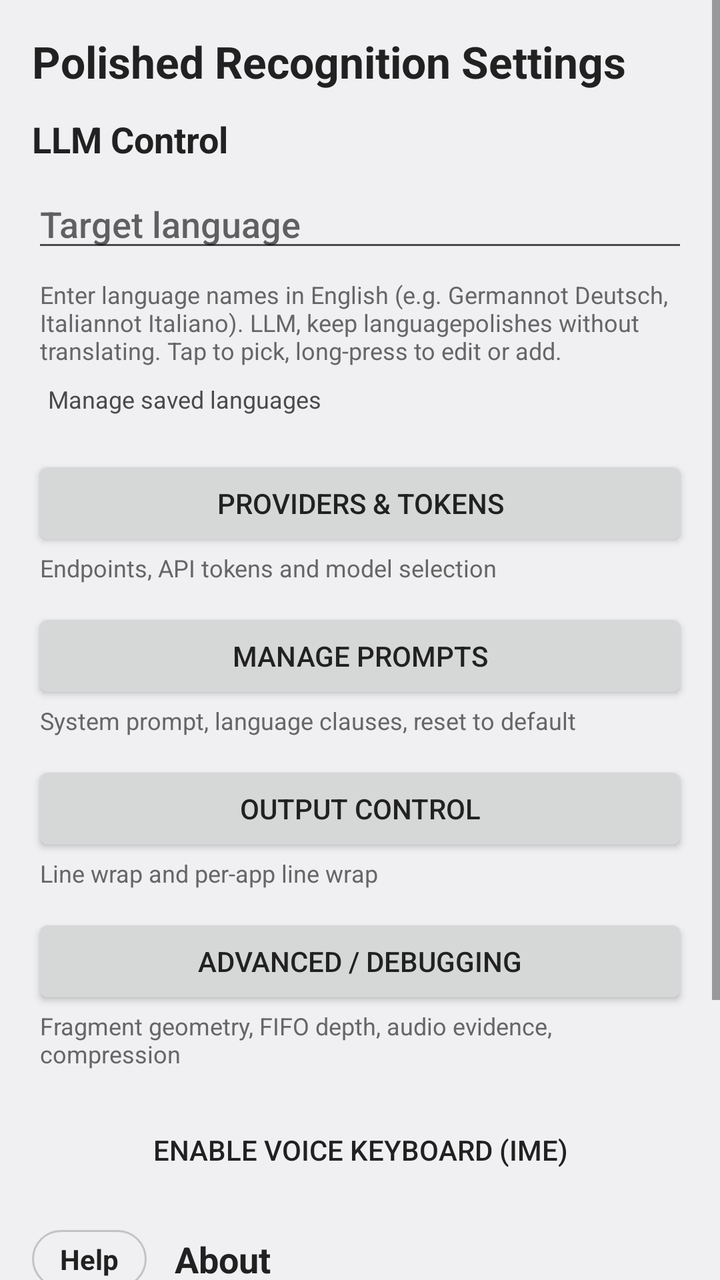
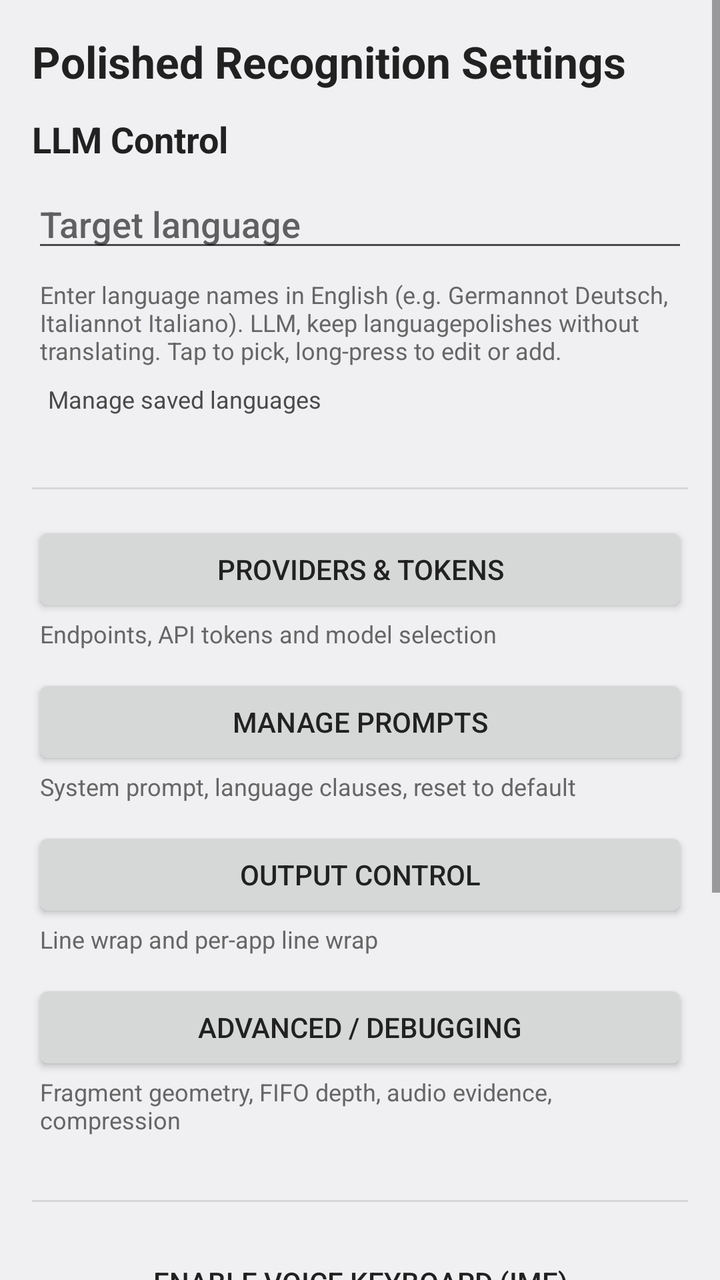

An Android layout rendered at two revisions. The XML below is the earlier revision; the diff shows what the commit changed to produce the second picture.
<!-- AndroidManifest.xml: activity theme Theme.PolishedRecognition.Plain -->
<!-- res/layout/activity_settings.xml -->
<?xml version="1.0" encoding="utf-8"?>
<ScrollView xmlns:android="http://schemas.android.com/apk/res/android"
    android:layout_width="match_parent"
    android:layout_height="match_parent"
    android:fillViewport="true">

    <LinearLayout
        android:layout_width="match_parent"
        android:layout_height="wrap_content"
        android:orientation="vertical"
        android:padding="16dp">

        
        <TextView
            android:layout_width="match_parent"
            android:layout_height="wrap_content"
            android:text="@string/settings_title"
            android:textSize="22sp"
            android:textStyle="bold"
            android:textColor="?android:attr/textColorPrimary"
            android:layout_marginBottom="12dp" />

        
        <TextView
            android:layout_width="match_parent"
            android:layout_height="wrap_content"
            android:text="@string/settings_section_llm_control"
            android:textSize="18sp"
            android:textStyle="bold"
            android:textColor="?android:attr/textColorPrimary"
            android:layout_marginBottom="8dp" />

        <AutoCompleteTextView
            android:id="@+id/target_language"
            android:layout_width="match_parent"
            android:layout_height="wrap_content"
            android:hint="@string/target_language"
            android:inputType="text"
            android:completionThreshold="1"
            android:focusable="false"
            android:cursorVisible="false"
            android:layout_marginBottom="4dp" />

        <TextView
            android:id="@+id/target_language_explanation"
            android:layout_width="match_parent"
            android:layout_height="wrap_content"
            android:text="@string/target_language_hint"
            android:textSize="12sp"
            android:textColor="?android:attr/textColorTertiary"
            android:layout_marginStart="4dp"
            android:layout_marginTop="4dp"
            android:layout_marginBottom="4dp" />

        <TextView
            android:id="@+id/manage_custom_languages"
            android:layout_width="wrap_content"
            android:layout_height="wrap_content"
            android:text="@string/manage_custom_languages"
            android:textSize="12sp"
            android:textColor="?android:attr/textColorSecondary"
            android:clickable="true"
            android:focusable="true"
            android:padding="4dp"
            android:layout_marginStart="4dp"
            android:layout_marginBottom="16dp" />

        
        <Button
            android:id="@+id/category_providers"
            android:layout_width="match_parent"
            android:layout_height="wrap_content"
            android:text="@string/settings_category_providers" />

        <TextView
            android:layout_width="match_parent"
            android:layout_height="wrap_content"
            android:text="@string/settings_category_providers_desc"
            android:textSize="12sp"
            android:textColor="?android:attr/textColorTertiary"
            android:layout_marginStart="4dp"
            android:layout_marginBottom="12dp" />

        <Button
            android:id="@+id/category_prompts"
            android:layout_width="match_parent"
            android:layout_height="wrap_content"
            android:text="@string/settings_category_prompts" />

        <TextView
            android:layout_width="match_parent"
            android:layout_height="wrap_content"
            android:text="@string/settings_category_prompts_desc"
            android:textSize="12sp"
            android:textColor="?android:attr/textColorTertiary"
            android:layout_marginStart="4dp"
            android:layout_marginBottom="12dp" />

        <Button
            android:id="@+id/category_output"
            android:layout_width="match_parent"
            android:layout_height="wrap_content"
            android:text="@string/settings_category_output" />

        <TextView
            android:layout_width="match_parent"
            android:layout_height="wrap_content"
            android:text="@string/settings_category_output_desc"
            android:textSize="12sp"
            android:textColor="?android:attr/textColorTertiary"
            android:layout_marginStart="4dp"
            android:layout_marginBottom="12dp" />

        <Button
            android:id="@+id/category_advanced"
            android:layout_width="match_parent"
            android:layout_height="wrap_content"
            android:text="@string/settings_category_advanced" />

        <TextView
            android:layout_width="match_parent"
            android:layout_height="wrap_content"
            android:text="@string/settings_category_advanced_desc"
            android:textSize="12sp"
            android:textColor="?android:attr/textColorTertiary"
            android:layout_marginStart="4dp"
            android:layout_marginBottom="16dp" />

        
        <Button
            android:id="@+id/set_recognition_service"
            android:layout_width="match_parent"
            android:layout_height="wrap_content"
            android:text="@string/enable_voice_keyboard"
            style="@android:style/Widget.DeviceDefault.Button.Borderless"
            android:layout_marginBottom="16dp" />

        
        <LinearLayout
            android:layout_width="match_parent"
            android:layout_height="wrap_content"
            android:orientation="horizontal"
            android:gravity="center_vertical"
            android:layout_marginBottom="4dp">

            <TextView
                android:id="@+id/about_help"
                android:layout_width="wrap_content"
                android:layout_height="wrap_content"
                android:text="@string/about_help"
                android:textSize="14sp"
                android:textStyle="bold"
                android:textColor="?android:attr/textColorPrimary"
                android:background="@drawable/help_chip"
                android:paddingStart="14dp"
                android:paddingEnd="14dp"
                android:paddingTop="5dp"
                android:paddingBottom="5dp"
                android:layout_marginEnd="14dp"
                android:clickable="true"
                android:focusable="true"
                android:contentDescription="@string/about_help" />

            <TextView
                android:layout_width="wrap_content"
                android:layout_height="wrap_content"
                android:text="@string/about_title"
                android:textSize="18sp"
                android:textStyle="bold"
                android:textColor="?android:attr/textColorPrimary" />
        </LinearLayout>

        <TextView
            android:id="@+id/about_version"
            android:layout_width="wrap_content"
            android:layout_height="wrap_content"
            android:textSize="12sp"
            android:textColor="?android:attr/textColorTertiary"
            android:layout_marginBottom="2dp" />

        <TextView
            android:id="@+id/about_commit"
            android:layout_width="wrap_content"
            android:layout_height="wrap_content"
            android:textSize="12sp"
            android:textColor="?android:attr/textColorTertiary"
            android:layout_marginBottom="12dp" />

        <TextView
            android:id="@+id/about_info"
            android:layout_width="wrap_content"
            android:layout_height="wrap_content"
            android:text="@string/voice_input_info_message"
            android:textSize="12sp"
            android:textColor="?android:attr/textColorTertiary"
            android:clickable="true"
            android:focusable="true"
            android:autoLink="web"
            android:padding="4dp"
            android:layout_marginStart="-4dp" />

    </LinearLayout>
</ScrollView>
<!-- resources referenced by this layout -->
<resources>
  <!-- drawable help_chip (drawable) -->
  <?xml version="1.0" encoding="utf-8"?>
  <ripple xmlns:android="http://schemas.android.com/apk/res/android"
      android:color="?android:attr/colorControlHighlight">
      <item>
          <shape android:shape="rectangle">
              <corners android:radius="999dp" />
              <stroke
                  android:width="1dp"
                  android:color="#66808080" />
          </shape>
      </item>
  </ripple>
  <string name="about_help">Help</string>
  <string name="about_title">About</string>
  <string name="enable_voice_keyboard">Enable Voice Keyboard (IME)</string>
  <string name="manage_custom_languages">Manage saved languages</string>
  <string name="settings_category_advanced">Advanced / Debugging</string>
  <string name="settings_category_advanced_desc">Fragment geometry, FIFO depth, audio evidence, compression</string>
  <string name="settings_category_output">Output Control</string>
  <string name="settings_category_output_desc">Line wrap and per-app line wrap</string>
  <string name="settings_category_prompts">Manage Prompts</string>
  <string name="settings_category_prompts_desc">System prompt, language clauses, reset to default</string>
  <string name="settings_category_providers">Providers &amp; Tokens</string>
  <string name="settings_category_providers_desc">Endpoints, API tokens and model selection</string>
  <string name="settings_section_llm_control">LLM Control</string>
  <string name="settings_title">Polished Recognition Settings</string>
  <string name="target_language">Target language</string>
  <string name="target_language_hint">Enter language names in English (e.g. "German" not "Deutsch", "Italian" not "Italiano"). "LLM, keep language" polishes without translating. Tap to pick, long-press to edit or add.</string>
  <string name="voice_input_info_message" translatable="false">Polished Recognition works with English prompts, so enter your target language in English (e.g. "German" not "Deutsch").\n\nFull setup guide:\n<a href="https://github.com/georgernstgraf/polished-recognition#readme">github.com/georgernstgraf/polished-recognition#readme</a>\n\nMade with love by Georg Graf 💙</string>
  <style name="Theme.PolishedRecognition.Plain" parent="@android:style/Theme.DeviceDefault.DayNight">
          <item name="android:windowNoTitle">true</item>
          <item name="android:windowActionBar">false</item>
          
          <item name="android:textColorPrimary">@color/text_primary</item>
          <item name="android:textColorSecondary">@color/text_secondary</item>
          <item name="android:textColorTertiary">@color/text_tertiary</item>
      </style>
</resources>

<!-- the commit's change to res/layout/activity_settings.xml (unified diff, before → after) -->
@@ -65,6 +65,8 @@
             android:layout_marginStart="4dp"
             android:layout_marginBottom="16dp" />
 
+        <View style="@style/SettingsDivider" />
+
         
         <Button
             android:id="@+id/category_providers"
@@ -125,6 +127,8 @@
             android:textColor="?android:attr/textColorTertiary"
             android:layout_marginStart="4dp"
             android:layout_marginBottom="16dp" />
+
+        <View style="@style/SettingsDivider" />
 
         
         <Button
@@ -134,6 +138,8 @@
             android:text="@string/enable_voice_keyboard"
             style="@android:style/Widget.DeviceDefault.Button.Borderless"
             android:layout_marginBottom="16dp" />
+
+        <View style="@style/SettingsDivider" />
 
         
         <LinearLayout
<!-- resource entries referenced after the edit -->
@@ -30,6 +30,13 @@
   <string name="target_language">Target language</string>
   <string name="target_language_hint">Enter language names in English (e.g. "German" not "Deutsch", "Italian" not "Italiano"). "LLM, keep language" polishes without translating. Tap to pick, long-press to edit or add.</string>
   <string name="voice_input_info_message" translatable="false">Polished Recognition works with English prompts, so enter your target language in English (e.g. "German" not "Deutsch").\n\nFull setup guide:\n<a href="https://github.com/georgernstgraf/polished-recognition#readme">github.com/georgernstgraf/polished-recognition#readme</a>\n\nMade with love by Georg Graf 💙</string>
+  <style name="SettingsDivider">
+          <item name="android:layout_width">match_parent</item>
+          <item name="android:layout_height">1dp</item>
+          <item name="android:background">?android:attr/listDivider</item>
+          <item name="android:layout_marginTop">16dp</item>
+          <item name="android:layout_marginBottom">16dp</item>
+      </style>
   <style name="Theme.PolishedRecognition.Plain" parent="@android:style/Theme.DeviceDefault.DayNight">
           <item name="android:windowNoTitle">true</item>
           <item name="android:windowActionBar">false</item>
